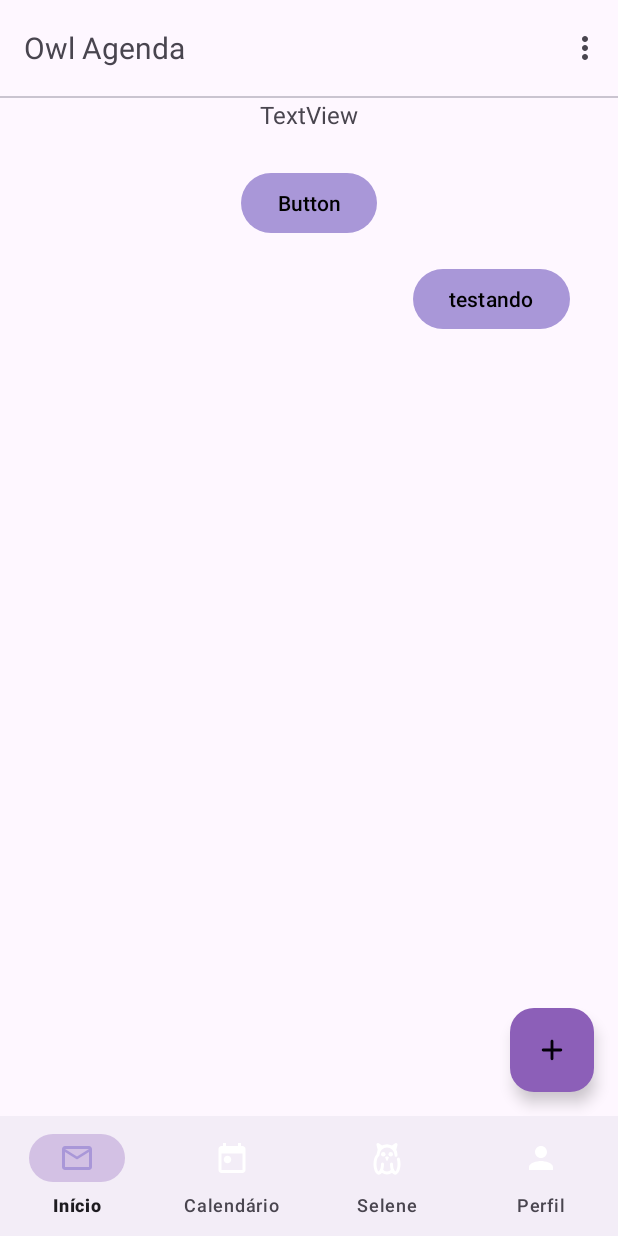
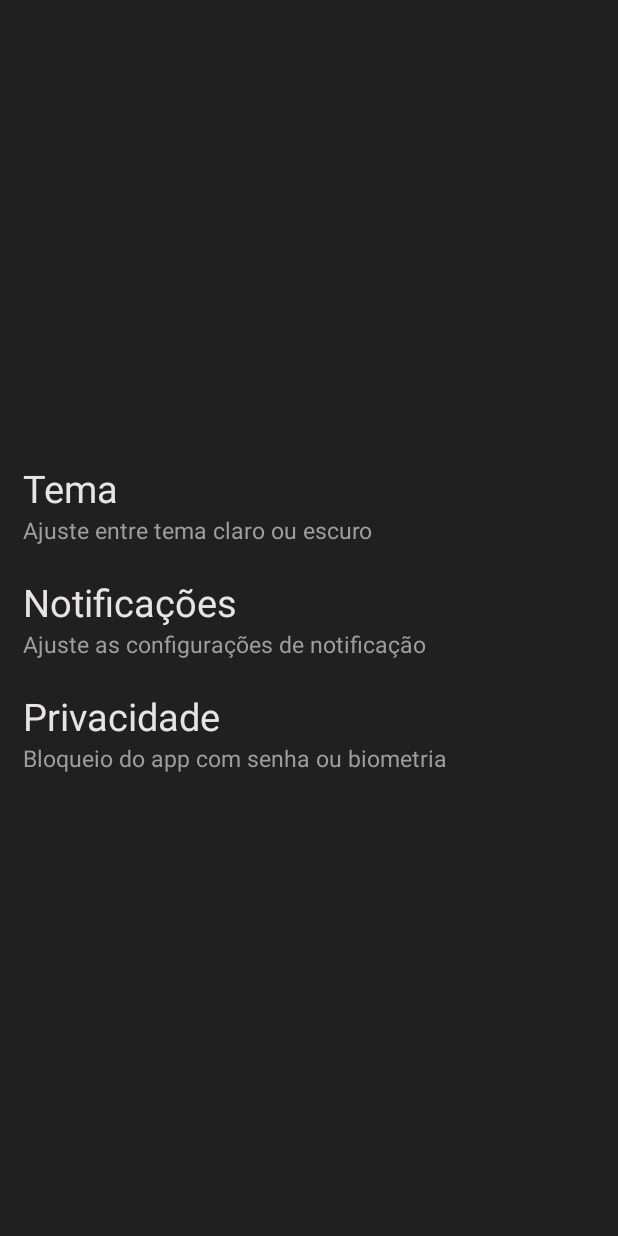
Before and after one commit to lordx-gabs/OwlAgenda, an Android app: the screen it shows after launch once a user with an empty profile is signed in (TelaPrincipalView before the commit, SettingsView after it), in the options menu, after a tap on "Settings", on a phone screen of 412 x 824 dp. Run offline under Robolectric (Android 15) with nearby library versions, the light colour scheme and no system bars; our stand-ins replace Firebase (no records; nobody signed in at launch, a user with empty details on screens opened directly), navigation-ui; libraries missing offline, so code that uses them is left out: com.facebook, com.facebook.login; Roboto replaces fonts that are not available here; 2 statements that could not run were skipped.

Commit message:
Adicionamos a configuração de alteração de tema, além da tela também;

```diff
--- a/app/src/main/AndroidManifest.xml
+++ b/app/src/main/AndroidManifest.xml
@@ -42,6 +42,9 @@
         android:supportsRtl="true"
         android:theme="@style/Base.Theme.OwlAgenda"
         tools:targetApi="31">
+        <activity
+            android:name=".ui.settings.SettingsView"
+            android:exported="false" />
         <activity
             android:name=".ui.task.TaskView"
             android:exported="false" />
--- a/app/src/main/java/com/example/owlagenda/ui/inicio/InicioFragment.java
+++ b/app/src/main/java/com/example/owlagenda/ui/inicio/InicioFragment.java
@@ -3,12 +3,15 @@ package com.example.owlagenda.ui.inicio;
 import android.animation.ValueAnimator;
 import android.content.Intent;
 import android.os.Bundle;
+import android.provider.Settings;
 import android.view.LayoutInflater;
+import android.view.MenuItem;
 import android.view.View;
 import android.view.ViewGroup;
 import android.widget.TextView;
 
 import androidx.annotation.NonNull;
+import androidx.appcompat.widget.Toolbar;
 import androidx.fragment.app.Fragment;
 import androidx.lifecycle.ViewModelProvider;
 
@@ -17,6 +20,7 @@ import com.example.owlagenda.data.models.Task;
 import com.example.owlagenda.data.models.UserViewModel;
 import com.example.owlagenda.databinding.FragmentInicioBinding;
 import com.example.owlagenda.ui.prova.Prova;
+import com.example.owlagenda.ui.settings.SettingsView;
 import com.example.owlagenda.ui.task.TaskView;
 
 public class InicioFragment extends Fragment {
@@ -40,6 +44,14 @@ public class InicioFragment extends Fragment {
         binding.btnTestee.setOnClickListener(v ->
                 startActivity(new Intent(getActivity(), Prova.class)));
 
+        binding.appBarTelaPrincipal.toolbar.setOnMenuItemClickListener(item -> {
+            if(item.getItemId() == R.id.action_settings){
+                startActivity(new Intent(getContext(), SettingsView.class));
+            }
+            return false;
+
+        });
+
 //        final String fullText = "Texto que vai aparecendo aos poucoswdadmjidaiduajnusdjasjhdnsadmsd adnzdjuzndzhsjfzhduwseytqwieqwkleqkoerqwklerkojraewadjajnudajhdaawdajdjiadjauwyywyernjasdjhfzsn scbzbycwdqkodj zm";
 //
 //        ValueAnimator animator = ValueAnimator.ofInt(0, fullText.length());
--- /dev/null
+++ b/app/src/main/java/com/example/owlagenda/ui/settings/SettingsView.java
@@ -0,0 +1,70 @@
+package com.example.owlagenda.ui.settings;
+
+import android.content.DialogInterface;
+import android.content.SharedPreferences;
+import android.os.Bundle;
+import android.view.View;
+import android.widget.LinearLayout;
+import android.widget.Toast;
+
+import androidx.activity.EdgeToEdge;
+import androidx.appcompat.app.AppCompatActivity;
+import androidx.appcompat.app.AppCompatDelegate;
+import androidx.core.graphics.Insets;
+import androidx.core.view.ViewCompat;
+import androidx.core.view.WindowInsetsCompat;
+
+import com.example.owlagenda.R;
+import com.example.owlagenda.util.SharedPreferencesUtil;
+import com.google.android.material.dialog.MaterialAlertDialogBuilder;
+
+public class SettingsView extends AppCompatActivity {
+
+    @Override
+    protected void onCreate(Bundle savedInstanceState) {
+        super.onCreate(savedInstanceState);
+        setContentView(R.layout.activity_settings_view);
+
+        // Referência ao botão "Tema" (LinearLayout)
+        LinearLayout temaButton = findViewById(R.id.button4);
+
+        SharedPreferencesUtil.init(this);
+
+        // Definindo o OnClickListener para mostrar o MaterialAlertDialog
+        temaButton.setOnClickListener(new View.OnClickListener() {
+            @Override
+            public void onClick(View v) {
+                // Opções de tema
+                String[] temas = {"Claro", "Escuro"};
+
+                // Cria o Material AlertDialog simples
+                new MaterialAlertDialogBuilder(SettingsView.this)
+                        .setTitle("Escolha o tema")
+                        .setItems(temas, new DialogInterface.OnClickListener() {
+                            @Override
+                            public void onClick(DialogInterface dialog, int which) {
+                                // Responder à escolha do item
+                                if (which == 0) {
+
+                                    AppCompatDelegate.setDefaultNightMode(AppCompatDelegate.MODE_NIGHT_NO);
+                                    onThemeChange();
+                                    Toast.makeText(getApplicationContext(), "Tema Claro selecionado", Toast.LENGTH_SHORT).show();
+
+                                } else if (which == 1) {
+
+                                    AppCompatDelegate.setDefaultNightMode(AppCompatDelegate.MODE_NIGHT_YES);
+                                    onThemeChange();
+                                    Toast.makeText(getApplicationContext(), "Tema Escuro selecionado", Toast.LENGTH_SHORT).show();
+
+                                }
+                            }
+                        })
+                        .show();
+            }
+        });
+    }
+
+    public void onThemeChange(){
+            recreate();
+    }
+}
--- a/app/src/main/java/com/example/owlagenda/util/SharedPreferencesUtil.java
+++ b/app/src/main/java/com/example/owlagenda/util/SharedPreferencesUtil.java
@@ -2,6 +2,8 @@ package com.example.owlagenda.util;
 
 import android.content.Context;
 import android.content.SharedPreferences;
+
+import androidx.appcompat.app.AppCompatDelegate;
 
 public class SharedPreferencesUtil {
     private static final String PREF_NAME = "UserPrefs";
--- /dev/null
+++ b/app/src/main/res/layout/activity_settings_view.xml
@@ -0,0 +1,123 @@
+<?xml version="1.0" encoding="utf-8"?>
+<ScrollView xmlns:android="http://schemas.android.com/apk/res/android"
+    xmlns:app="http://schemas.android.com/apk/res-auto"
+    xmlns:tools="http://schemas.android.com/tools"
+    android:layout_width="match_parent"
+    android:layout_height="match_parent"
+    tools:layout_editor_absoluteX="1dp"
+    tools:layout_editor_absoluteY="1dp"
+    android:fillViewport="true">
+
+    <androidx.constraintlayout.widget.ConstraintLayout
+        android:id="@+id/main"
+        android:layout_width="match_parent"
+        android:layout_height="wrap_content"
+        tools:context=".activity_settings"
+        android:background="#202020">
+
+        <LinearLayout
+            android:layout_width="0dp"
+            android:layout_height="wrap_content"
+            android:layout_weight="1"
+            android:orientation="vertical"
+            app:layout_constraintBottom_toBottomOf="parent"
+            app:layout_constraintEnd_toEndOf="parent"
+            app:layout_constraintStart_toStartOf="parent"
+            app:layout_constraintTop_toTopOf="parent">
+
+            <LinearLayout
+                android:id="@+id/button4"
+                android:layout_width="match_parent"
+                android:layout_height="wrap_content"
+                android:clickable="true"
+                android:focusable="true"
+                android:gravity="start"
+                android:orientation="vertical"
+                android:paddingStart="15dp"
+                android:paddingTop="10dp"
+                android:paddingEnd="0dp"
+                android:paddingBottom="10dp">
+
+                <!-- Título -->
+                <TextView
+                    android:layout_width="wrap_content"
+                    android:layout_height="wrap_content"
+                    android:text="Tema"
+                    android:textColor="#E6E4E4"
+                    android:textSize="25sp" />
+
+                <!-- Subtítulo com cor diferente -->
+                <TextView
+                    android:layout_width="wrap_content"
+                    android:layout_height="wrap_content"
+                    android:text="Ajuste entre tema claro ou escuro"
+                    android:textColor="#9E9E9E"
+                    android:textSize="15sp" />
+
+            </LinearLayout>
+
+            <LinearLayout
+                android:id="@+id/button5"
+                android:layout_width="match_parent"
+                android:layout_height="wrap_content"
+                android:clickable="true"
+                android:focusable="true"
+                android:gravity="start"
+                android:orientation="vertical"
+                android:paddingStart="15dp"
+                android:paddingTop="10dp"
+                android:paddingBottom="10dp">
+
+                <!-- Título -->
+                <TextView
+                    android:layout_width="wrap_content"
+                    android:layout_height="wrap_content"
+                    android:text="Notificações"
+                    android:textColor="#E6E4E4"
+                    android:textSize="25sp" />
+
+                <!-- Subtítulo com cor diferente -->
+                <TextView
+                    android:layout_width="wrap_content"
+                    android:layout_height="wrap_content"
+                    android:text="Ajuste as configurações de notificação"
+                    android:textColor="#9E9E9E"
+                    android:textSize="15sp" />
+
+            </LinearLayout>
+
+            <LinearLayout
+                android:id="@+id/button6"
+                android:layout_width="match_parent"
+                android:layout_height="wrap_content"
+                android:clickable="true"
+                android:focusable="true"
+                android:gravity="start"
+                android:orientation="vertical"
+                android:paddingStart="15dp"
+                android:paddingTop="10sp"
+                android:paddingBottom="10dp">
+
+                <!-- Título -->
+                <TextView
+                    android:layout_width="wrap_content"
+                    android:layout_height="wrap_content"
+                    android:text="Privacidade"
+                    android:textColor="#E6E4E4"
+                    android:textSize="25sp" />
+
+                <!-- Subtítulo com cor diferente -->
+                <TextView
+                    android:layout_width="wrap_content"
+                    android:layout_height="wrap_content"
+                    android:text="Bloqueio do app com senha ou biometria"
+                    android:textColor="#9E9E9E"
+                    android:textSize="15sp" />
+
+            </LinearLayout>
+
+        </LinearLayout>
+
+    </androidx.constraintlayout.widget.ConstraintLayout>
+
+</ScrollView>
```
Also changed, not shown: 3 other files.
